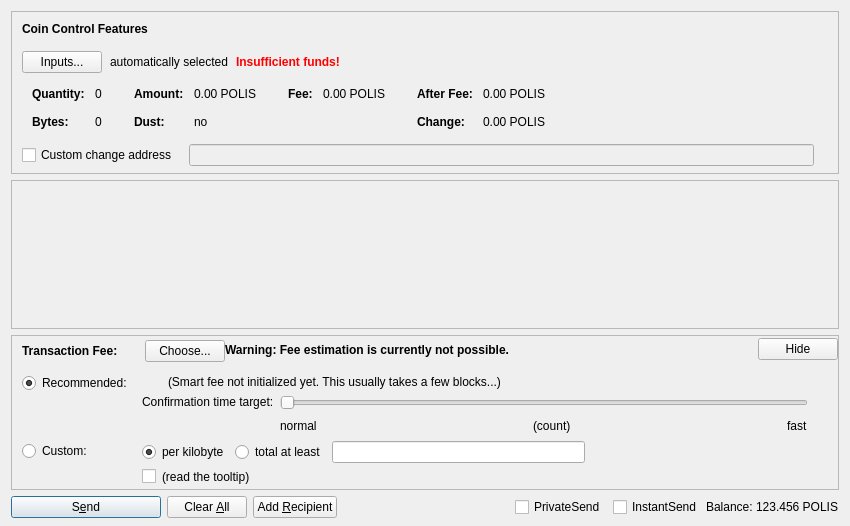
First picture: the form in src/qt/forms/sendcoinsdialog.ui, repository marcusfox0/polis, before the edit.
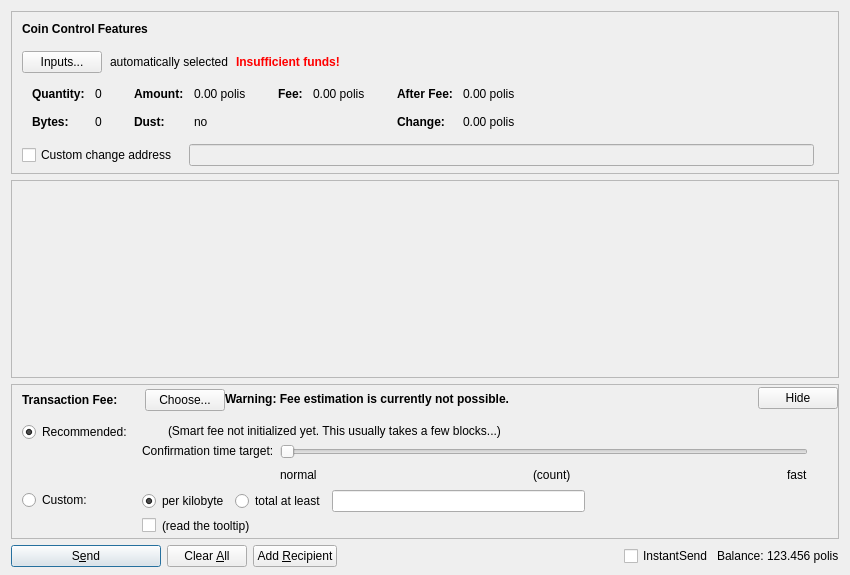
Second picture: the form after the edit. Custom widgets are drawn as their Qt base class.

Commit message: WIP - Disable PrivateSend

```diff
--- a/src/qt/forms/sendcoinsdialog.ui
+++ b/src/qt/forms/sendcoinsdialog.ui
@@ -7,7 +7,7 @@
     <x>0</x>
     <y>0</y>
     <width>850</width>
-    <height>526</height>
+    <height>575</height>
    </rect>
   </property>
   <property name="windowTitle">
@@ -324,7 +324,7 @@
                   <enum>Qt::ActionsContextMenu</enum>
                  </property>
                  <property name="text">
-                  <string notr="true">0.00 POLIS</string>
+                  <string notr="true">0.00 polis</string>
                  </property>
                  <property name="textInteractionFlags">
                   <set>Qt::LinksAccessibleByMouse|Qt::TextSelectableByKeyboard|Qt::TextSelectableByMouse</set>
@@ -404,7 +404,7 @@
                   <enum>Qt::ActionsContextMenu</enum>
                  </property>
                  <property name="text">
-                  <string notr="true">0.00 POLIS</string>
+                  <string notr="true">0.00 polis</string>
                  </property>
                  <property name="textInteractionFlags">
                   <set>Qt::LinksAccessibleByMouse|Qt::TextSelectableByKeyboard|Qt::TextSelectableByMouse</set>
@@ -455,7 +455,7 @@
                   <enum>Qt::ActionsContextMenu</enum>
                  </property>
                  <property name="text">
-                  <string notr="true">0.00 POLIS</string>
+                  <string notr="true">0.00 polis</string>
                  </property>
                  <property name="textInteractionFlags">
                   <set>Qt::LinksAccessibleByMouse|Qt::TextSelectableByKeyboard|Qt::TextSelectableByMouse</set>
@@ -484,7 +484,7 @@
                   <enum>Qt::ActionsContextMenu</enum>
                  </property>
                  <property name="text">
-                  <string notr="true">0.00 POLIS</string>
+                  <string notr="true">0.00 polis</string>
                  </property>
                  <property name="textInteractionFlags">
                   <set>Qt::LinksAccessibleByMouse|Qt::TextSelectableByKeyboard|Qt::TextSelectableByMouse</set>
@@ -587,8 +587,8 @@
        <rect>
         <x>0</x>
         <y>0</y>
-        <width>830</width>
-        <height>104</height>
+        <width>824</width>
+        <height>72</height>
        </rect>
       </property>
       <layout class="QVBoxLayout" name="verticalLayout_2" stretch="0,1">
@@ -1275,22 +1275,6 @@
        <property name="spacing">
         <number>3</number>
        </property>
-       <item>
-        <widget class="QCheckBox" name="checkUsePrivateSend">
-         <property name="minimumSize">
-          <size>
-           <width>95</width>
-           <height>0</height>
-          </size>
-         </property>
-         <property name="text">
-          <string>PrivateSend</string>
-         </property>
-         <property name="checked">
-          <bool>false</bool>
-         </property>
-        </widget>
-       </item>
        <item>
         <widget class="QCheckBox" name="checkUseInstantSend">
          <property name="enabled">
@@ -1326,7 +1310,7 @@
           <cursorShape>IBeamCursor</cursorShape>
          </property>
          <property name="text">
-          <string notr="true">123.456 POLIS</string>
+          <string notr="true">123.456 polis</string>
          </property>
          <property name="textInteractionFlags">
           <set>Qt::LinksAccessibleByMouse|Qt::TextSelectableByKeyboard|Qt::TextSelectableByMouse</set>
@@ -1340,17 +1324,17 @@
   </layout>
  </widget>
  <customwidgets>
-  <customwidget>
-   <class>QValidatedLineEdit</class>
-   <extends>QLineEdit</extends>
-   <header>qvalidatedlineedit.h</header>
-  </customwidget>
   <customwidget>
    <class>BitcoinAmountField</class>
    <extends>QLineEdit</extends>
    <header>bitcoinamountfield.h</header>
    <container>1</container>
   </customwidget>
+  <customwidget>
+   <class>QValidatedLineEdit</class>
+   <extends>QLineEdit</extends>
+   <header>qvalidatedlineedit.h</header>
+  </customwidget>
  </customwidgets>
  <resources>
   <include location="../polis.qrc"/>
```
Left out of the diff: 14 changed lines with no effect on the pictures. The commit also changes 8 other files.
